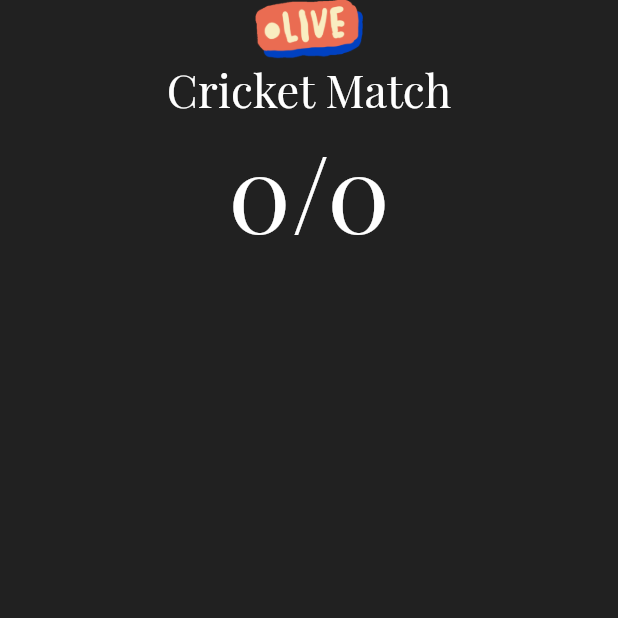
After one commit to utkarshgarg123/Groundlia, a Flutter app: the CricketScoreBoard screen opened directly, on a phone screen of 412 x 824 dp, the top half of it. The commit adds this screen. Run offline on Flutter 3.47's test engine with Material 2 defaults, Android fonts, the phone set to English and light mode, and no system bars; our stand-ins replace fluttertoast.

Commit message:
Cricket Score board added

```diff
--- /dev/null
+++ b/lib/Pages/volunteer/CricketScoreBoard.dart
@@ -0,0 +1,41 @@
+import 'package:flutter/material.dart';
+import 'package:groundlia/Pages/util/Constants.dart';
+
+class CricketScoreBoard extends StatelessWidget {
+  int score=0,wicket=0;
+  @override
+  Widget build(BuildContext context) {
+    return SafeArea(
+      child: Scaffold(
+        body: Container(
+          width: MediaQuery.of(context).size.width,
+          color: Colors.grey[900],
+          child: ListView(
+            children: <Widget>[
+              Column(
+                  crossAxisAlignment: CrossAxisAlignment.center,
+                  mainAxisAlignment: MainAxisAlignment.center,
+                  children: [
+                    Image(image: AssetImage("Assets/Images/appicon/tenor.gif"),
+                    height: 40,)
+
+                  ]),
+                Center(
+                  child: Text("Cricket Match",
+                    style: kHeadingTextStyle.copyWith(fontSize: 30),
+                  ),
+
+                ),
+              Center(
+                child: Text("$score/$wicket"
+                ,
+                style: kHeadingTextStyle.copyWith(fontSize: 70,
+                ),),
+              )
+            ],
+          ),
+        ),
+      ),
+    );
+  }
+}
--- a/lib/Pages/volunteer/PlayCricket.dart
+++ b/lib/Pages/volunteer/PlayCricket.dart
@@ -4,11 +4,13 @@ import 'package:groundlia/Pages/util/Constants.dart';
 import 'package:groundlia/Pages/util/widget.dart';
 
 class PlayCricket extends StatefulWidget {
+
   @override
   _PlayCricketState createState() => _PlayCricketState();
 }
 
 class _PlayCricketState extends State<PlayCricket> {
+
   int overs = 10;
   bool temp=false;
   List<String> TeamA = [], TeamB = [];
--- a/lib/main.dart
+++ b/lib/main.dart
@@ -1,7 +1,8 @@
 import 'package:flutter/material.dart';
-import 'file:///D:/myapps/groundlia/lib/Pages/volunteer/PlayCricket.dart';
+import 'package:groundlia/Pages/volunteer/CricketScoreBoard.dart';
+import 'package:groundlia/Pages/volunteer/PlayCricket.dart';
 import 'package:groundlia/Pages/SplashScreen.dart';
-import 'file:///D:/myapps/groundlia/lib/Pages/volunteer/SportsSelectionScreen.dart';
+import 'package:groundlia/Pages/volunteer/SportsSelectionScreen.dart';
 import 'package:groundlia/Pages/done.dart';
 import 'package:groundlia/Pages/login.dart';
 import 'package:groundlia/Pages/signup.dart';
@@ -14,7 +15,9 @@ import 'package:groundlia/Pages/watcher/watchwhich.dart';
 void main(){
   runApp(MaterialApp(
     debugShowCheckedModeBanner: false,
-    home: StartTheApp(),
+    home:
+    // CricketScoreBoard(),
+     StartTheApp(),
      routes: routes,
   ));
 }
--- a/pubspec.yaml
+++ b/pubspec.yaml
@@ -52,6 +52,7 @@ flutter:
     - Assets/Images/loginSignup/user.png
     - Assets/Images/loginSignup/
     - Assets/Images/nothingfound/nothing_found.png
+    - Assets/Images/appicon/tenor.gif
 #     - images/a_dot_ham.jpeg
 
   # An image asset can refer to one or more resolution-specific "variants", see
```
Also changed, not shown: Assets/Images/appicon/tenor.gif (added).
